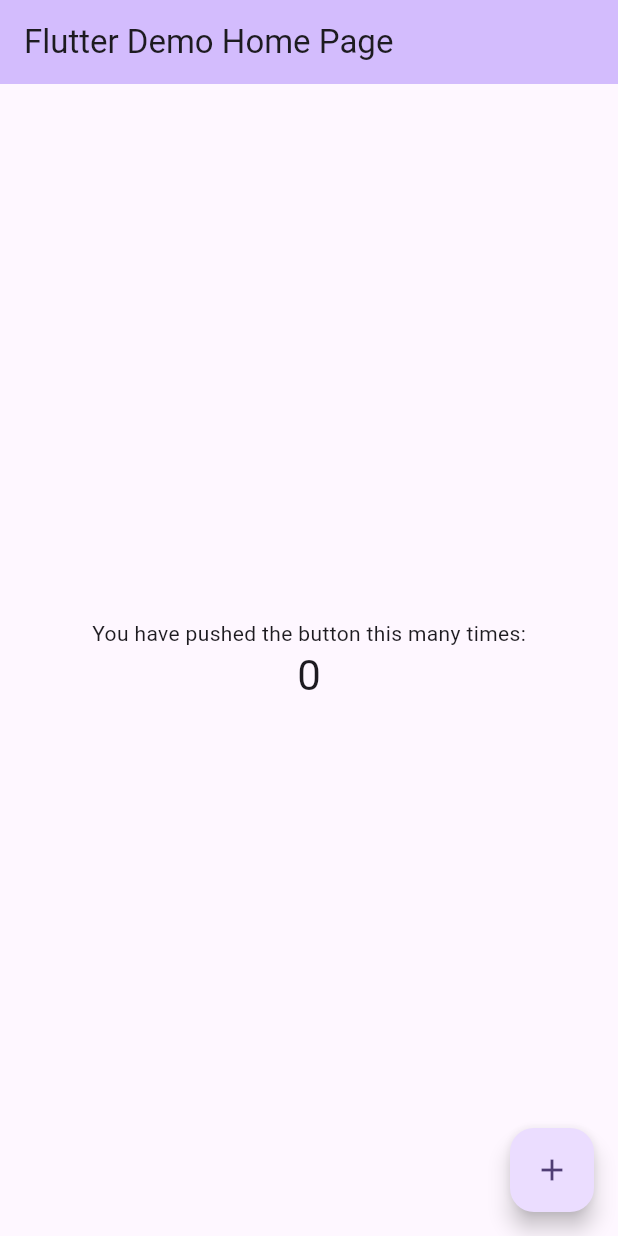
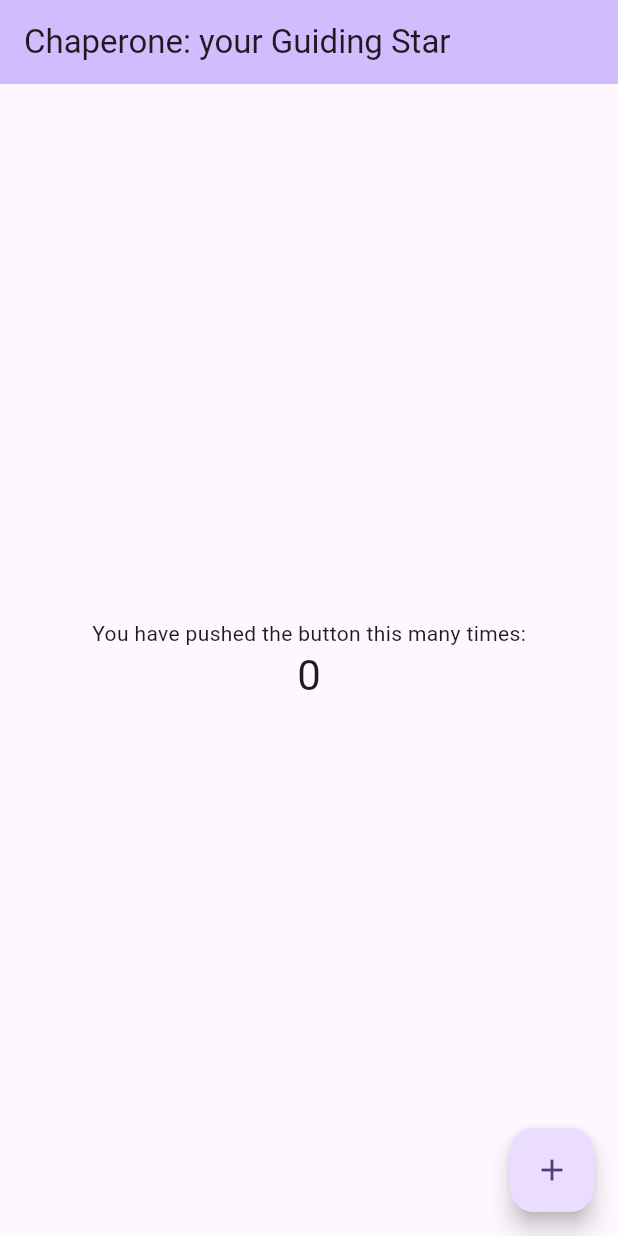
Before and after one commit to igbokwenu/chaperone, a Flutter app: the screen it shows after launch, on a phone screen of 412 x 824 dp. Run offline on Flutter 3.47's test engine with Material 3 defaults, Android fonts, the phone set to English and light mode, and no system bars.

Commit message:
Cleaned up main and flutter riverpod

```diff
--- a/lib/main.dart
+++ b/lib/main.dart
@@ -7,46 +7,21 @@ void main() {
 class MyApp extends StatelessWidget {
   const MyApp({super.key});
 
-  // This widget is the root of your application.
   @override
   Widget build(BuildContext context) {
     return MaterialApp(
       title: 'Flutter Demo',
       theme: ThemeData(
-        // This is the theme of your application.
-        //
-        // TRY THIS: Try running your application with "flutter run". You'll see
-        // the application has a purple toolbar. Then, without quitting the app,
-        // try changing the seedColor in the colorScheme below to Colors.green
-        // and then invoke "hot reload" (save your changes or press the "hot
-        // reload" button in a Flutter-supported IDE, or press "r" if you used
-        // the command line to start the app).
-        //
-        // Notice that the counter didn't reset back to zero; the application
-        // state is not lost during the reload. To reset the state, use hot
-        // restart instead.
-        //
-        // This works for code too, not just values: Most code changes can be
-        // tested with just a hot reload.
         colorScheme: ColorScheme.fromSeed(seedColor: Colors.deepPurple),
         useMaterial3: true,
       ),
-      home: const MyHomePage(title: 'Flutter Demo Home Page'),
+      home: const MyHomePage(title: 'Chaperone: your Guiding Star'),
     );
   }
 }
 
 class MyHomePage extends StatefulWidget {
   const MyHomePage({super.key, required this.title});
-
-  // This widget is the home page of your application. It is stateful, meaning
-  // that it has a State object (defined below) that contains fields that affect
-  // how it looks.
-
-  // This class is the configuration for the state. It holds the values (in this
-  // case the title) provided by the parent (in this case the App widget) and
-  // used by the build method of the State. Fields in a Widget subclass are
-  // always marked "final".
 
   final String title;
 
@@ -59,50 +34,21 @@ class _MyHomePageState extends State<MyHomePage> {
 
   void _incrementCounter() {
     setState(() {
-      // This call to setState tells the Flutter framework that something has
-      // changed in this State, which causes it to rerun the build method below
-      // so that the display can reflect the updated values. If we changed
-      // _counter without calling setState(), then the build method would not be
-      // called again, and so nothing would appear to happen.
       _counter++;
     });
   }
 
   @override
   Widget build(BuildContext context) {
-    // This method is rerun every time setState is called, for instance as done
-    // by the _incrementCounter method above.
-    //
-    // The Flutter framework has been optimized to make rerunning build methods
-    // fast, so that you can just rebuild anything that needs updating rather
-    // than having to individually change instances of widgets.
     return Scaffold(
       appBar: AppBar(
-        // TRY THIS: Try changing the color here to a specific color (to
-        // Colors.amber, perhaps?) and trigger a hot reload to see the AppBar
-        // change color while the other colors stay the same.
         backgroundColor: Theme.of(context).colorScheme.inversePrimary,
         // Here we take the value from the MyHomePage object that was created by
         // the App.build method, and use it to set our appbar title.
         title: Text(widget.title),
       ),
       body: Center(
-        // Center is a layout widget. It takes a single child and positions it
-        // in the middle of the parent.
         child: Column(
-          // Column is also a layout widget. It takes a list of children and
-          // arranges them vertically. By default, it sizes itself to fit its
-          // children horizontally, and tries to be as tall as its parent.
-          //
-          // Column has various properties to control how it sizes itself and
-          // how it positions its children. Here we use mainAxisAlignment to
-          // center the children vertically; the main axis here is the vertical
-          // axis because Columns are vertical (the cross axis would be
-          // horizontal).
-          //
-          // TRY THIS: Invoke "debug painting" (choose the "Toggle Debug Paint"
-          // action in the IDE, or press "p" in the console), to see the
-          // wireframe for each widget.
           mainAxisAlignment: MainAxisAlignment.center,
           children: <Widget>[
             const Text(
@@ -119,7 +65,7 @@ class _MyHomePageState extends State<MyHomePage> {
         onPressed: _incrementCounter,
         tooltip: 'Increment',
         child: const Icon(Icons.add),
-      ), // This trailing comma makes auto-formatting nicer for build methods.
+      ),
     );
   }
 }
```
Also changed, not shown: pubspec.yaml (+2 -52 lines), pubspec.lock.
